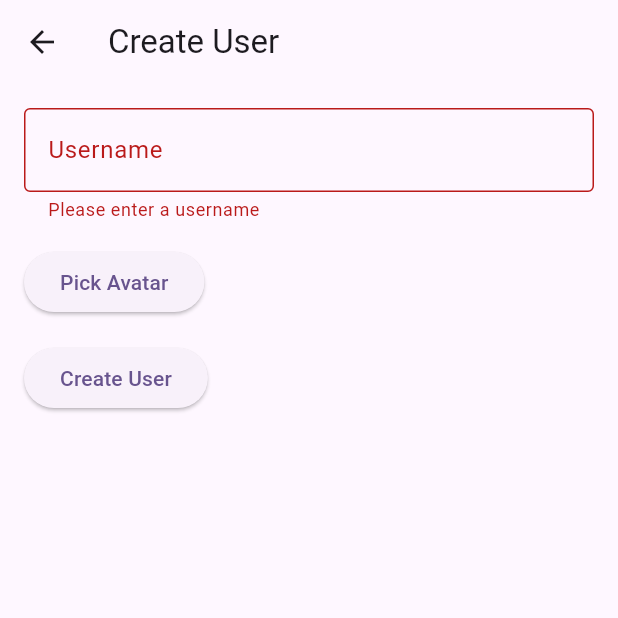
After one commit to peteyyy/UnFat, a Flutter app: the UserCreateScreen screen opened by its route, after a tap on "Create User", on a phone screen of 412 x 824 dp, the top half of it. The commit adds this screen. Run offline on Flutter 3.47's test engine with Material 3 defaults, Android fonts, the phone set to English and light mode, and no system bars; our stand-ins replace firebase_auth, firebase_core, firebase_database, firebase_storage, image_picker; missing offline and left inert: firebase_ui_auth; accounts and stored records are empty.

Commit message:
User model + creation. Stores username and avitar. Groups have admin.

```diff
--- a/lib/main.dart
+++ b/lib/main.dart
@@ -3,7 +3,11 @@ import 'package:firebase_core/firebase_core.dart';
 import 'utils/firebase_options.dart';
 import 'package:firebase_auth/firebase_auth.dart' as firebase_auth;
 import 'package:firebase_ui_auth/firebase_ui_auth.dart' as firebase_ui_auth;
-import 'screens/home_screen.dart'; // Import MyHomePage from home_screen.dart
+import 'screens/home_screen.dart';
+import 'screens/user/user_create_screen.dart';
+import 'screens/group/group_screen.dart';
+import 'screens/group/group_creation_screen.dart';
+import 'package:firebase_database/firebase_database.dart';
 
 void main() async {
   WidgetsFlutterBinding.ensureInitialized();
@@ -24,7 +28,14 @@ class MyApp extends StatelessWidget {
         colorScheme: ColorScheme.fromSeed(seedColor: Colors.deepPurple),
         useMaterial3: true,
       ),
-      home: const AuthGate(), // Show the AuthGate as the first screen.
+      initialRoute: '/',
+      routes: {
+        '/': (context) => const AuthGate(),
+        '/home': (context) => const MyHomePage(title: 'UnFat'),
+        '/user_create': (context) => const UserCreateScreen(),
+        '/group_screen': (context) => const GroupScreen(),
+        '/group_create': (context) => const GroupCreationScreen(),
+      },
     );
   }
 }
@@ -32,13 +43,44 @@ class MyApp extends StatelessWidget {
 class AuthGate extends StatelessWidget {
   const AuthGate({super.key});
 
+  Future<bool> isUserProfileComplete(firebase_auth.User? user) async {
+    if (user == null) return false;
+
+    final userRef = FirebaseDatabase.instance.ref('users/${user.uid}');
+    final snapshot = await userRef.get();
+
+    // Check if profile data exists (username and/or avatar)
+    return snapshot.exists && (snapshot.value as Map).containsKey('username');
+  }
+
   @override
   Widget build(BuildContext context) {
     return StreamBuilder<firebase_auth.User?>(
       stream: firebase_auth.FirebaseAuth.instance.authStateChanges(),
       builder: (context, snapshot) {
+        if (snapshot.connectionState == ConnectionState.waiting) {
+          return const Center(child: CircularProgressIndicator());
+        }
+
         if (snapshot.hasData) {
-          return const MyHomePage(title: 'UnFat'); // Load from home_screen.dart
+          final user = snapshot.data;
+
+          return FutureBuilder<bool>(
+            future: isUserProfileComplete(user),
+            builder: (context, profileSnapshot) {
+              if (profileSnapshot.connectionState == ConnectionState.waiting) {
+                return const Center(child: CircularProgressIndicator());
+              }
+
+              if (profileSnapshot.data == false) {
+                // Navigate to UserCreationScreen if profile is incomplete
+                return const UserCreateScreen();
+              }
+
+              // Load the main home screen if profile is complete
+              return const MyHomePage(title: 'UnFat');
+            },
+          );
         } else {
           return firebase_ui_auth.SignInScreen(
             providers: [
--- /dev/null
+++ b/lib/models/user.dart
@@ -0,0 +1,46 @@
+import 'package:firebase_database/firebase_database.dart';
+
+class User {
+  final String uid;
+  final String email;
+  final String username;
+
+  User({
+    required this.uid,
+    required this.email,
+    required this.username,
+  });
+
+  // Convert Realtime Database entry to User model
+  factory User.fromRealtime(String uid, Map<dynamic, dynamic> data) {
+    return User(
+      uid: uid,
+      email: data['email'] ?? '',
+      username: data['username'] ?? '',
+    );
+  }
+
+  // Convert User model to Realtime Database entry
+  Map<String, dynamic> toRealtime() {
+    return {
+      'email': email,
+      'username': username,
+    };
+  }
+
+  // Static method to fetch a username by user ID
+  static Future<String> getUsername(String userId) async {
+    final DatabaseReference usersRef = FirebaseDatabase.instance.ref('users');
+
+    try {
+      final snapshot = await usersRef.child(userId).get();
+      if (snapshot.exists) {
+        final data = snapshot.value as Map<dynamic, dynamic>;
+        return data['username'] ?? 'Unknown';
+      }
+    } catch (e) {
+      return 'Unknown';
+    }
+    return 'Unknown';
+  }
+}
--- /dev/null
+++ b/lib/screens/user/user_create_screen.dart
@@ -0,0 +1,126 @@
+import 'dart:io';
+
+import 'package:flutter/material.dart';
+import 'package:image_picker/image_picker.dart';
+import 'package:firebase_storage/firebase_storage.dart';
+import 'package:firebase_database/firebase_database.dart';
+import 'package:firebase_auth/firebase_auth.dart' as firebase_auth;
+
+class UserCreateScreen extends StatefulWidget {
+  const UserCreateScreen({Key? key}) : super(key: key);
+
+  @override
+  State<UserCreateScreen> createState() => _UserCreateScreenState();
+}
+
+class _UserCreateScreenState extends State<UserCreateScreen> {
+  final _formKey = GlobalKey<FormState>();
+  final _usernameController = TextEditingController();
+
+  File? _avatarImage;
+
+  final DatabaseReference _userRef = FirebaseDatabase.instance.ref('users');
+  final FirebaseStorage _storage = FirebaseStorage.instance;
+  final firebase_auth.FirebaseAuth _auth = firebase_auth.FirebaseAuth.instance;
+
+  @override
+  void dispose() {
+    _usernameController.dispose();
+    super.dispose();
+  }
+
+  Future<void> _pickAvatar() async {
+    final pickedFile =
+        await ImagePicker().pickImage(source: ImageSource.gallery);
+
+    if (pickedFile != null) {
+      setState(() {
+        _avatarImage = File(pickedFile.path);
+      });
+    }
+  }
+
+  Future<void> _createUser() async {
+    if (_formKey.currentState!.validate()) {
+      try {
+        print("Creating user...");
+        String? avatarUrl;
+        if (_avatarImage != null) {
+          final uid = _auth.currentUser?.uid ?? '';
+          final storageRef = _storage.ref().child('avatars/$uid');
+          await storageRef.putFile(_avatarImage!);
+          avatarUrl = await storageRef.getDownloadURL();
+          print("Avatar uploaded to: $avatarUrl");
+        }
+
+        final uid = _auth.currentUser?.uid ?? '';
+        await _userRef.child(uid).set({
+          'username': _usernameController.text,
+          'email': _auth.currentUser?.email ?? '',
+          'avatarUrl': avatarUrl ?? '',
+        });
+
+        print(
+            "User created successfully with username: ${_usernameController.text}");
+        Navigator.pushReplacementNamed(context, '/home');
+      } catch (e) {
+        print("Error creating user: $e");
+      }
+    } else {
+      print("Form validation failed. Username is required.");
+    }
+  }
+
+  @override
+  Widget build(BuildContext context) {
+    return Scaffold(
+      appBar: AppBar(
+        title: const Text('Create User'),
+      ),
+      body: Padding(
+        padding: const EdgeInsets.all(16.0),
+        child: Form(
+          key: _formKey,
+          child: Column(
+            crossAxisAlignment: CrossAxisAlignment.start,
+            children: [
+              TextFormField(
+                controller: _usernameController,
+                decoration: const InputDecoration(
+                  labelText: 'Username',
+                  border: OutlineInputBorder(),
+                ),
+                validator: (value) {
+                  if (value == null || value.isEmpty) {
+                    return 'Please enter a username';
+                  }
+                  return null;
+                },
+              ),
+              const SizedBox(height: 16.0),
+              Row(
+                children: [
+                  ElevatedButton(
+                    onPressed: _pickAvatar,
+                    child: const Text('Pick Avatar'),
+                  ),
+                  const SizedBox(width: 16.0),
+                  if (_avatarImage != null)
+                    CircleAvatar(
+                      backgroundImage: FileImage(_avatarImage!),
+                      radius: 30,
+                    ),
+                ],
+              ),
+              const SizedBox(height: 16.0),
+              ElevatedButton(
+                onPressed: _createUser,
+                child: const Text('Create User'),
+              ),
+            ],
+          ),
+        ),
+      ),
+    );
+  }
+}
--- a/pubspec.yaml
+++ b/pubspec.yaml
@@ -42,6 +42,7 @@ dependencies:
   firebase_ui_auth: ^1.16.0
   firebase_dynamic_links: ^6.1.0
   firebase_database: ^11.3.0
+  image_picker: ^1.1.2
 
 dev_dependencies:
   flutter_test:
```
Also changed, not shown: lib/screens/group/group_screen.dart (+16 -5 lines), pubspec.lock, 6 other files.
